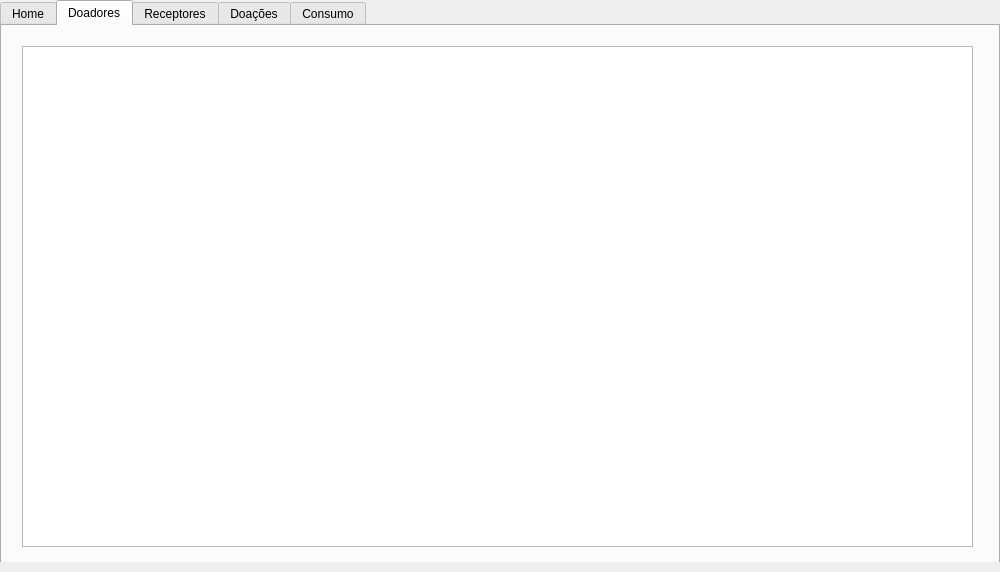
First picture: the form in src/Graphics/Dashboard/dashboard.ui, repository INF112-Programacao2/20222-team-1, before the edit.
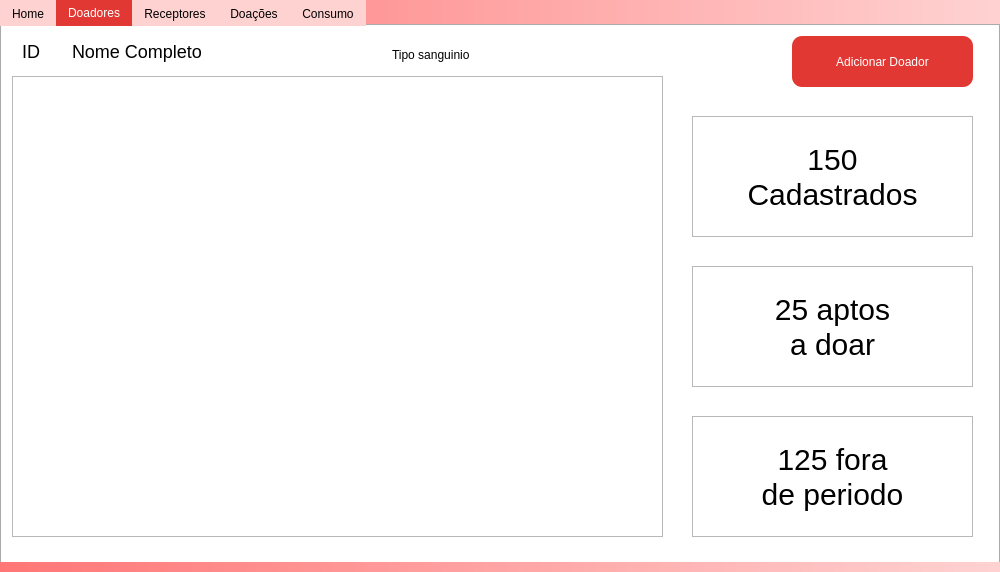
Second picture: the form after the edit. The open tabs and pages were chosen to show the change. Icons and pictures are not drawn.

Diff of the .ui file:
```diff
--- a/src/Graphics/Dashboard/dashboard.ui
+++ b/src/Graphics/Dashboard/dashboard.ui
@@ -26,6 +26,9 @@
    <string>MainWindow</string>
   </property>
   <widget class="QWidget" name="centralwidget">
+   <property name="styleSheet">
+    <string notr="true">QWidget#centralwidget{background-color: qlineargradient(spread:pad, x1:0, y1:0, x2:1, y2:0, stop:0 rgba(255,118,118,1), stop:1 rgba(255,210,210,1));}</string>
+   </property>
    <widget class="QWidget" name="widget" native="true">
     <property name="geometry">
      <rect>
@@ -72,7 +75,14 @@
       </size>
      </property>
      <property name="styleSheet">
-      <string notr="true"/>
+      <string notr="true">QTabBar::tab::selected{
+background-color:#E13833;
+color: #ffffff;
+}
+QTabBar::tab{
+background-color: #FFD2D2;
+
+}</string>
      </property>
      <property name="currentIndex">
       <number>4</number>
@@ -93,7 +103,7 @@
       <attribute name="title">
        <string>Home</string>
       </attribute>
-      <widget class="QLabel" name="label">
+      <widget class="QLabel" name="txtNomeProfissional">
        <property name="geometry">
         <rect>
          <x>30</x>
@@ -110,7 +120,7 @@
         <string>Nome Profissional</string>
        </property>
       </widget>
-      <widget class="QLabel" name="label_2">
+      <widget class="QLabel" name="txtNomeInstituicao">
        <property name="geometry">
         <rect>
          <x>30</x>
@@ -136,7 +146,7 @@
         </rect>
        </property>
       </widget>
-      <widget class="QPushButton" name="pushButton">
+      <widget class="QPushButton" name="buttonAdicionarDoacao">
        <property name="geometry">
         <rect>
          <x>630</x>
@@ -161,7 +171,17 @@
 </string>
        </property>
        <property name="text">
-        <string>PushButton</string>
+        <string>Doação</string>
+       </property>
+       <property name="icon">
+        <iconset resource="../../../resouces.qrc">
+         <normaloff>:/assets/icons/add.png</normaloff>:/assets/icons/add.png</iconset>
+       </property>
+       <property name="iconSize">
+        <size>
+         <width>20</width>
+         <height>20</height>
+        </size>
        </property>
       </widget>
       <widget class="QPushButton" name="pushButton_2">
@@ -249,18 +269,256 @@
        </property>
       </widget>
      </widget>
-     <widget class="QWidget" name="tab_4">
+     <widget class="QWidget" name="tabDoador">
+      <property name="styleSheet">
+       <string notr="true">QWidget#tabDoador{
+	background-color:#fff;
+}</string>
+      </property>
       <attribute name="title">
        <string>Doadores</string>
       </attribute>
-      <widget class="QTableWidget" name="tableWidget">
+      <widget class="QLabel" name="label_4">
        <property name="geometry">
         <rect>
          <x>20</x>
+         <y>10</y>
+         <width>41</width>
+         <height>31</height>
+        </rect>
+       </property>
+       <property name="minimumSize">
+        <size>
+         <width>41</width>
+         <height>31</height>
+        </size>
+       </property>
+       <property name="maximumSize">
+        <size>
+         <width>41</width>
+         <height>31</height>
+        </size>
+       </property>
+       <property name="styleSheet">
+        <string notr="true">font-size:18px</string>
+       </property>
+       <property name="text">
+        <string>ID</string>
+       </property>
+      </widget>
+      <widget class="QLabel" name="label_2">
+       <property name="geometry">
+        <rect>
+         <x>70</x>
+         <y>10</y>
+         <width>300</width>
+         <height>31</height>
+        </rect>
+       </property>
+       <property name="minimumSize">
+        <size>
+         <width>300</width>
+         <height>31</height>
+        </size>
+       </property>
+       <property name="maximumSize">
+        <size>
+         <width>300</width>
+         <height>31</height>
+        </size>
+       </property>
+       <property name="styleSheet">
+        <string notr="true">font-size: 18px;</string>
+       </property>
+       <property name="text">
+        <string>Nome Completo</string>
+       </property>
+      </widget>
+      <widget class="QListWidget" name="listWidget">
+       <property name="geometry">
+        <rect>
+         <x>10</x>
+         <y>50</y>
+         <width>651</width>
+         <height>461</height>
+        </rect>
+       </property>
+       <property name="sizePolicy">
+        <sizepolicy hsizetype="Maximum" vsizetype="Maximum">
+         <horstretch>0</horstretch>
+         <verstretch>0</verstretch>
+        </sizepolicy>
+       </property>
+       <property name="sizeAdjustPolicy">
+        <enum>QAbstractScrollArea::AdjustToContents</enum>
+       </property>
+       <property name="resizeMode">
+        <enum>QListView::Adjust</enum>
+       </property>
+       <property name="spacing">
+        <number>1</number>
+       </property>
+       <property name="gridSize">
+        <size>
+         <width>631</width>
+         <height>80</height>
+        </size>
+       </property>
+       <property name="uniformItemSizes">
+        <bool>true</bool>
+       </property>
+      </widget>
+      <widget class="QLabel" name="label">
+       <property name="geometry">
+        <rect>
+         <x>390</x>
          <y>20</y>
-         <width>951</width>
-         <height>501</height>
+         <width>101</width>
+         <height>17</height>
         </rect>
+       </property>
+       <property name="text">
+        <string>Tipo sanguinio</string>
+       </property>
+      </widget>
+      <widget class="QFrame" name="frame">
+       <property name="geometry">
+        <rect>
+         <x>690</x>
+         <y>90</y>
+         <width>281</width>
+         <height>121</height>
+        </rect>
+       </property>
+       <property name="frameShape">
+        <enum>QFrame::StyledPanel</enum>
+       </property>
+       <property name="frameShadow">
+        <enum>QFrame::Raised</enum>
+       </property>
+       <widget class="QLabel" name="label_12">
+        <property name="geometry">
+         <rect>
+          <x>10</x>
+          <y>20</y>
+          <width>261</width>
+          <height>81</height>
+         </rect>
+        </property>
+        <property name="styleSheet">
+         <string notr="true">font-size:30px;</string>
+        </property>
+        <property name="text">
+         <string>150 
+Cadastrados</string>
+        </property>
+        <property name="alignment">
+         <set>Qt::AlignCenter</set>
+        </property>
+       </widget>
+      </widget>
+      <widget class="QFrame" name="frame_2">
+       <property name="geometry">
+        <rect>
+         <x>690</x>
+         <y>390</y>
+         <width>281</width>
+         <height>121</height>
+        </rect>
+       </property>
+       <property name="frameShape">
+        <enum>QFrame::StyledPanel</enum>
+       </property>
+       <property name="frameShadow">
+        <enum>QFrame::Raised</enum>
+       </property>
+       <widget class="QLabel" name="label_14">
+        <property name="geometry">
+         <rect>
+          <x>10</x>
+          <y>20</y>
+          <width>261</width>
+          <height>81</height>
+         </rect>
+        </property>
+        <property name="styleSheet">
+         <string notr="true">font-size:30px;</string>
+        </property>
+        <property name="text">
+         <string>125 fora
+de periodo</string>
+        </property>
+        <property name="alignment">
+         <set>Qt::AlignCenter</set>
+        </property>
+       </widget>
+      </widget>
+      <widget class="QFrame" name="frame_3">
+       <property name="geometry">
+        <rect>
+         <x>690</x>
+         <y>240</y>
+         <width>281</width>
+         <height>121</height>
+        </rect>
+       </property>
+       <property name="frameShape">
+        <enum>QFrame::StyledPanel</enum>
+       </property>
+       <property name="frameShadow">
+        <enum>QFrame::Raised</enum>
+       </property>
+       <widget class="QLabel" name="label_13">
+        <property name="geometry">
+         <rect>
+          <x>10</x>
+          <y>20</y>
+          <width>261</width>
+          <height>81</height>
+         </rect>
+        </property>
+        <property name="styleSheet">
+         <string notr="true">font-size:30px;</string>
+        </property>
+        <property name="text">
+         <string>25 aptos
+a doar</string>
+        </property>
+        <property name="alignment">
+         <set>Qt::AlignCenter</set>
+        </property>
+       </widget>
+      </widget>
+      <widget class="QPushButton" name="pushButton">
+       <property name="geometry">
+        <rect>
+         <x>790</x>
+         <y>10</y>
+         <width>181</width>
+         <height>51</height>
+        </rect>
+       </property>
+       <property name="styleSheet">
+        <string notr="true">QPushButton{
+
+background: #E13833;
+border-radius: 10px;
+color:#ffffff;
+}
+QPushButton:hover{
+background: #992C29;
+border-radius: 10px;
+color:#ffffff;
+}
+
+</string>
+       </property>
+       <property name="text">
+        <string>Adicionar Doador</string>
+       </property>
+       <property name="icon">
+        <iconset resource="../../../resouces.qrc">
+         <normaloff>:/assets/icons/add.png</normaloff>:/assets/icons/add.png</iconset>
        </property>
       </widget>
      </widget>
```
Left out of the diff: 518 changed lines with no effect on the pictures.
